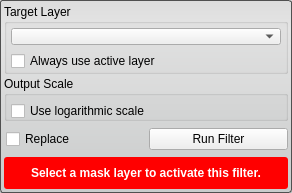
Before: the Qt Designer form src/Interface/ToolInterface/ConnectedComponentSizeFilterInterface.ui in SCIInstitute/Seg3D, drawn with Qt 5.
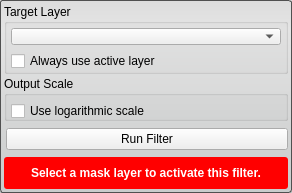
After: the same form once the commit is applied. Custom widgets are drawn as their Qt base class.

Commit message: Fixing problem with stray timer threads from the ProgressWidget. Fix disabled picking when picking lines not shown. Remove replacee from filters that do not need them. FIx editing labels on layer widget. Cleanup exit code even more.

The edit to the form file:
```diff
--- a/src/Interface/ToolInterface/ConnectedComponentSizeFilterInterface.ui
+++ b/src/Interface/ToolInterface/ConnectedComponentSizeFilterInterface.ui
@@ -180,16 +180,6 @@
       <property name="bottomMargin">
        <number>0</number>
       </property>
-      <item>
-       <widget class="QCheckBox" name="replaceCheckBox">
-        <property name="text">
-         <string>Replace</string>
-        </property>
-        <property name="checked">
-         <bool>false</bool>
-        </property>
-       </widget>
-      </item>
       <item>
        <widget class="QPushButton" name="runFilterButton">
         <property name="sizePolicy">
```
The commit also changes 19 other files.
